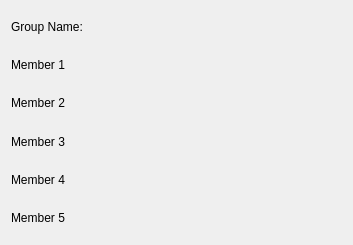
HKavalos/ToGather, file TestingGrounds/groupwidget.ui: the form before one commit.
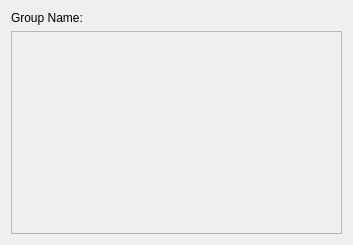
The form after the commit.

Commit message: reworked the group page to add dynamic addition and removal of members

What changed in the file:
```diff
--- a/TestingGrounds/groupwidget.ui
+++ b/TestingGrounds/groupwidget.ui
@@ -22,38 +22,21 @@
     </widget>
    </item>
    <item>
-    <widget class="QLabel" name="label">
-     <property name="text">
-      <string>Member 1</string>
+    <widget class="QScrollArea" name="memberDisplay">
+     <property name="widgetResizable">
+      <bool>true</bool>
      </property>
-    </widget>
-   </item>
-   <item>
-    <widget class="QLabel" name="label_2">
-     <property name="text">
-      <string>Member 2</string>
-     </property>
-    </widget>
-   </item>
-   <item>
-    <widget class="QLabel" name="label_3">
-     <property name="text">
-      <string>Member 3</string>
-     </property>
-    </widget>
-   </item>
-   <item>
-    <widget class="QLabel" name="label_4">
-     <property name="text">
-      <string>Member 4</string>
-     </property>
-    </widget>
-   </item>
-   <item>
-    <widget class="QLabel" name="label_5">
-     <property name="text">
-      <string>Member 5</string>
-     </property>
+     <widget class="QWidget" name="memberDisplayContents">
+      <property name="geometry">
+       <rect>
+        <x>0</x>
+        <y>0</y>
+        <width>333</width>
+        <height>206</height>
+       </rect>
+      </property>
+      <layout class="QVBoxLayout" name="verticalLayout_2"/>
+     </widget>
     </widget>
    </item>
   </layout>
```
The commit also changes 6 other files.
